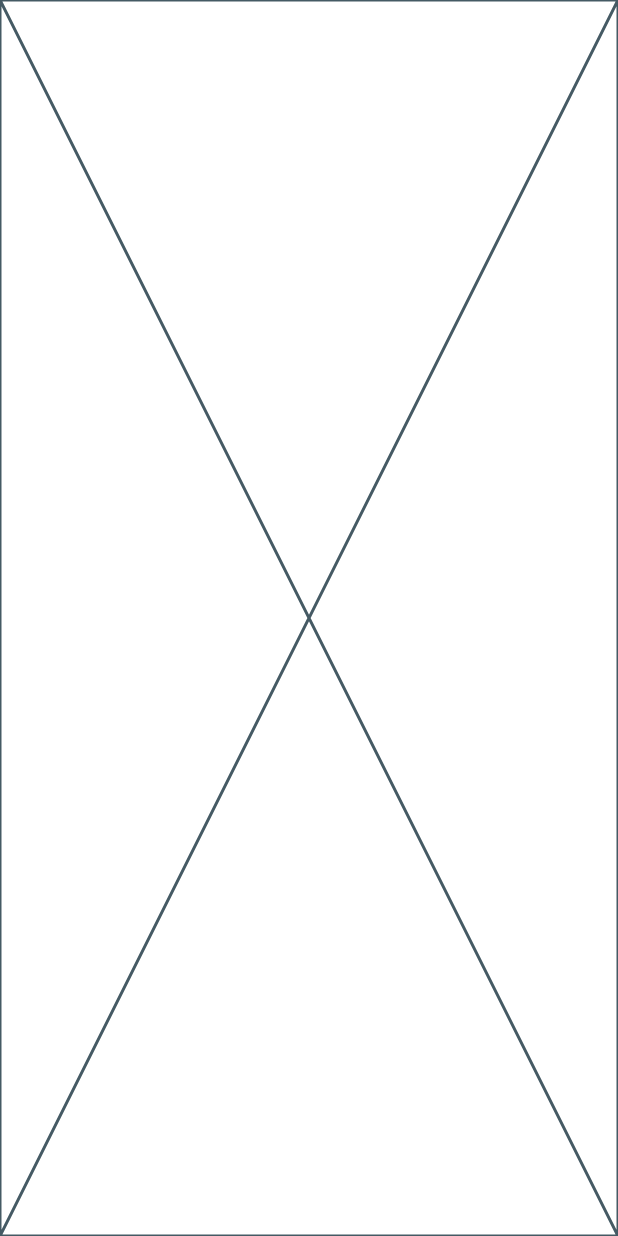
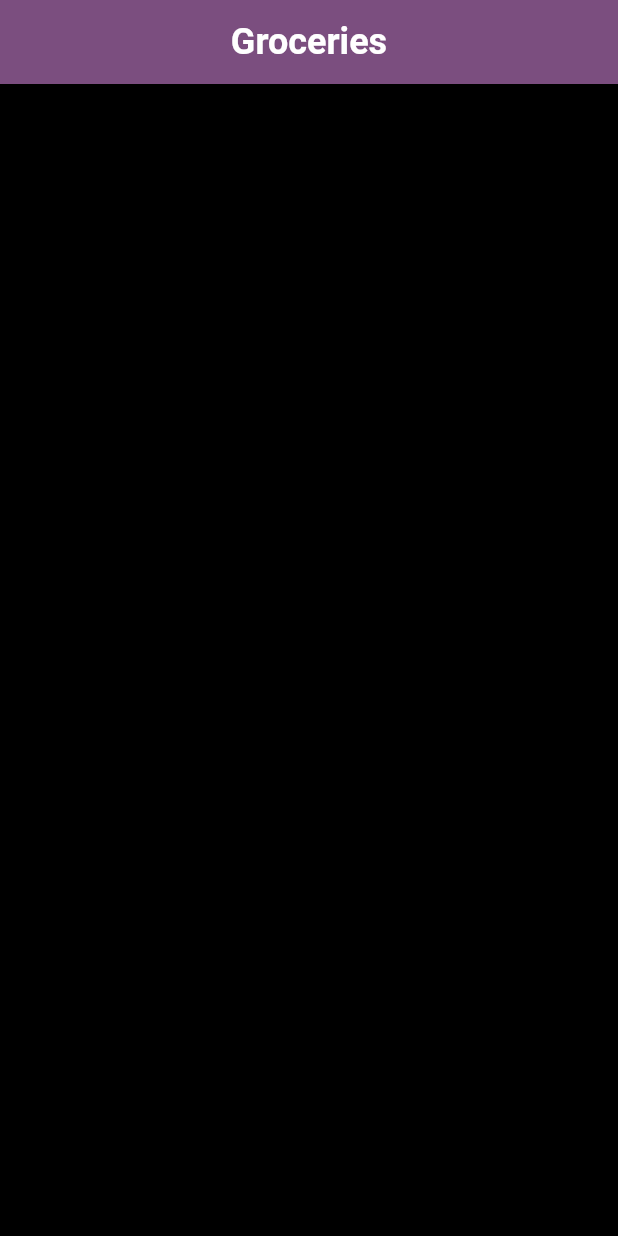
Before and after one commit to ahmedmohsen302/shopping_list_app, a Flutter app: the screen it shows after launch, on a phone screen of 412 x 824 dp. Run offline on Flutter 3.47's test engine with Material 3 defaults, Android fonts, the phone set to English and light mode, and no system bars.

Commit message:
main theme added

```diff
--- /dev/null
+++ b/lib/constants.dart
@@ -0,0 +1,3 @@
+import 'package:flutter/material.dart';
+
+final kColorScheme = ColorScheme.fromSeed(seedColor: const Color(0x9B5D036D));
--- a/lib/main.dart
+++ b/lib/main.dart
@@ -1,4 +1,6 @@
 import 'package:flutter/material.dart';
+import 'package:shopping_list_app/constants.dart';
+import 'package:shopping_list_app/views/home_view.dart';
 
 void main() {
   runApp(const ShoppingListApp());
@@ -9,6 +11,20 @@ class ShoppingListApp extends StatelessWidget {
 
   @override
   Widget build(BuildContext context) {
-    return const Placeholder();
+    return MaterialApp(
+      debugShowCheckedModeBanner: false,
+      theme: ThemeData.dark().copyWith(
+        colorScheme: kColorScheme,
+        appBarTheme: AppBarTheme().copyWith(
+          color: kColorScheme.primary,
+          centerTitle: true,
+          foregroundColor: kColorScheme.onPrimary,
+          titleTextStyle: TextStyle(fontWeight: FontWeight.bold, fontSize: 24),
+        ),
+        brightness: Brightness.dark,
+        scaffoldBackgroundColor: kColorScheme.shadow,
+      ),
+      home: HomeView(),
+    );
   }
 }
--- /dev/null
+++ b/lib/views/home_view.dart
@@ -0,0 +1,10 @@
+import 'package:flutter/material.dart';
+
+class HomeView extends StatelessWidget {
+  const HomeView({super.key});
+
+  @override
+  Widget build(BuildContext context) {
+    return Scaffold(appBar: AppBar(title: Text('Groceries')));
+  }
+}
```
